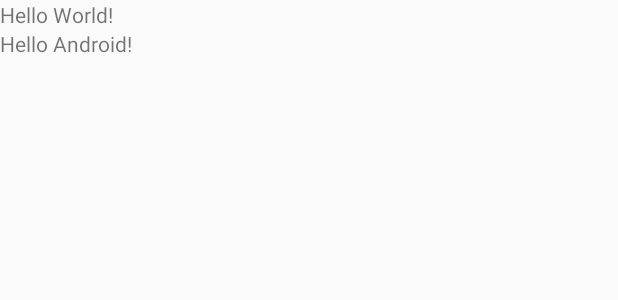
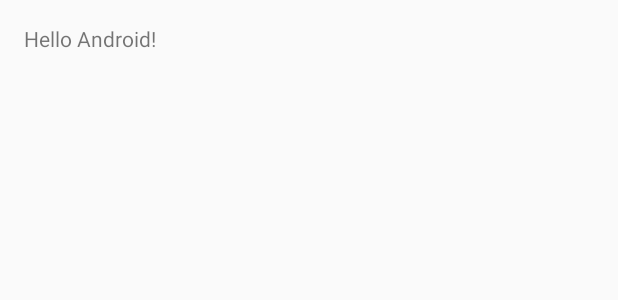
Before and after one commit to naonari-sakai/HelloAndroidApp, an Android app: the layout activity_main.xml on its own in the app's theme, with its tools: preview values and no code run, on a phone screen of 412 x 824 dp. Shown: the top 300 px of the screen. Run offline under Robolectric (Android 15) with nearby library versions, the phone set to English and light mode, and no system bars.

Commit message:
Hello World! のTextViewを削除。

```diff
--- a/app/src/main/res/layout/activity_main.xml
+++ b/app/src/main/res/layout/activity_main.xml
@@ -5,15 +5,14 @@
     xmlns:tools="http://schemas.android.com/tools"
     android:layout_width="match_parent"
     android:layout_height="match_parent"
+    android:paddingBottom="16dp"
+    android:paddingLeft="16dp"
+    android:paddingRight="16dp"
+    android:paddingTop="16dp"
     tools:context=".MainActivity">
 
     <TextView
         android:layout_width="wrap_content"
         android:layout_height="wrap_content"
-        android:text="Hello World!"
-    />
-    <TextView
-        android:layout_width="wrap_content"
-        android:layout_height="wrap_content"
         android:text="Hello Android!"/>
 </LinearLayout>
```
